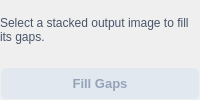
The window that src/startrails/ui/step_fill_gaps.ui (gkyle/startrails) describes before a commit, drawn with Qt 5.
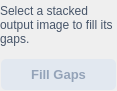
The same window after the commit.

```diff
--- a/src/startrails/ui/step_fill_gaps.ui
+++ b/src/startrails/ui/step_fill_gaps.ui
@@ -2,6 +2,14 @@
 <ui version="4.0">
  <class>FillSettings</class>
  <widget class="QWidget" name="fillSettings">
+  <property name="geometry">
+   <rect>
+    <x>0</x>
+    <y>0</y>
+    <width>117</width>
+    <height>91</height>
+   </rect>
+  </property>
   <layout class="QVBoxLayout" name="layout">
    <property name="spacing">
     <number>8</number>
```
Left out of the diff: 17 changed lines with no effect on the pictures. Lines whose indentation alone changed are shown as unchanged.
